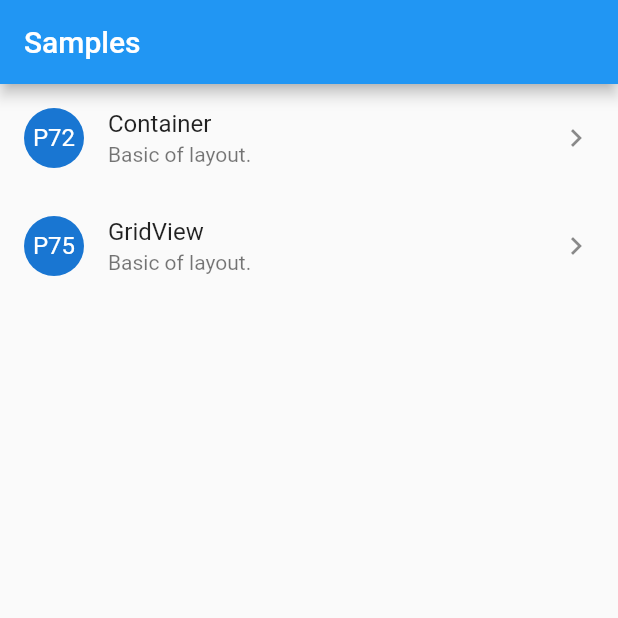
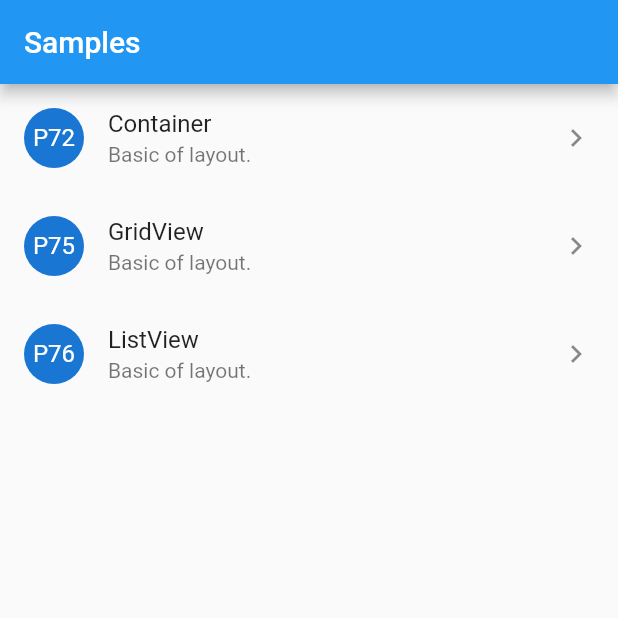
Before and after one commit to hayabusabusa/book_example_app, a Flutter app: the screen it shows after launch, on a phone screen of 412 x 824 dp, the top half of it. Run offline on Flutter 3.47's test engine with Material 2 defaults, Android fonts, the phone set to English and light mode, and no system bars.

Commit message:
Add ListView example screen

```diff
--- a/lib/models/home/home_cell_type.dart
+++ b/lib/models/home/home_cell_type.dart
@@ -1,5 +1,6 @@
 
 enum HomeCellType {
   p72,
-  p75
+  p75,
+  p76
 }
--- a/lib/screens/home/home_screen.dart
+++ b/lib/screens/home/home_screen.dart
@@ -8,7 +8,8 @@ class HomeScreen extends StatelessWidget {
 
   final List<HomeCellType> _rows = [
     HomeCellType.p72,
-    HomeCellType.p75];
+    HomeCellType.p75,
+    HomeCellType.p76];
 
   // MARK: Build Widget
 
@@ -48,6 +49,23 @@ class HomeScreen extends StatelessWidget {
             );
           },
         );
+      // - P76
+      case HomeCellType.p76:
+        return ListTile(
+          title: Text('ListView'),
+          subtitle: Text('Basic of layout.'),
+          leading: CircleAvatar(
+            child: Text('P76'),
+          ),
+          trailing: Icon(Icons.chevron_right),
+          onTap: () {
+            Navigator.of(context).push(
+              MaterialPageRoute(builder: (context) {
+                return P76Screen();
+              })
+            );
+          },
+        );
       default:
         return ListTile(
           title: Text('UNKNOWN'),
--- a/lib/screens/screen.dart
+++ b/lib/screens/screen.dart
@@ -1,2 +1,3 @@
 export './p72/p72_screen.dart';
 export './p75/p75_screen.dart';
+export './p76/p76_screen.dart';
```
Also changed, not shown: lib/screens/p76/p76_screen.dart (added, +40 -0 lines).
